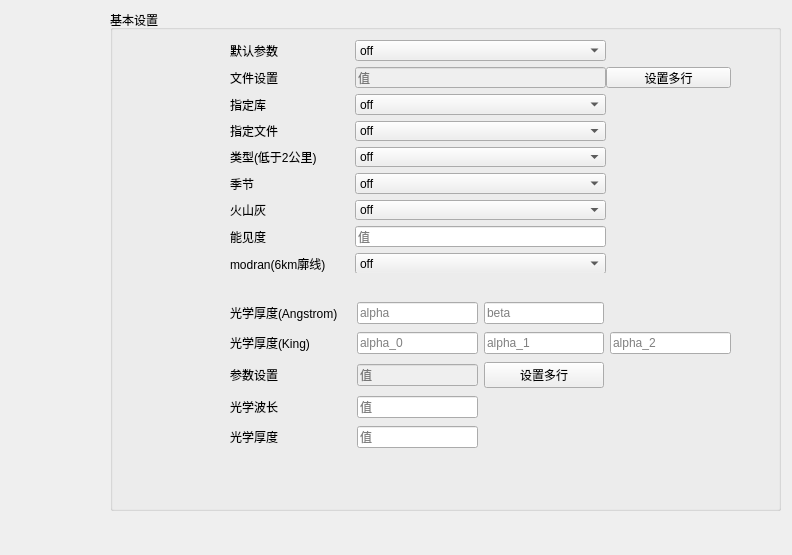
This is GUI/aerosolpage.ui in code-arter/radiometer-GUI as Qt 5 draws it before an edit. The edited form follows.
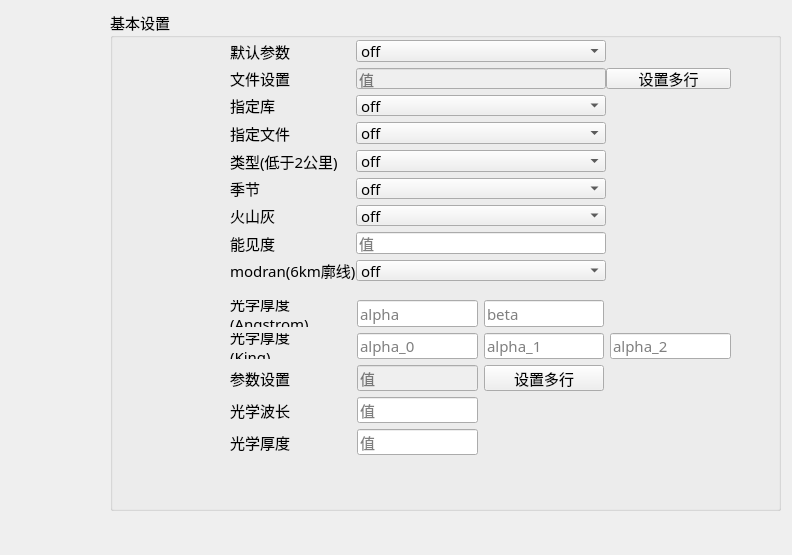
This is the edited form.

The edit to the form file:
```diff
--- a/GUI/aerosolpage.ui
+++ b/GUI/aerosolpage.ui
@@ -22,6 +22,12 @@
      <height>501</height>
     </rect>
    </property>
+   <property name="font">
+    <font>
+     <family>宋体</family>
+     <pointsize>11</pointsize>
+    </font>
+   </property>
    <property name="title">
     <string>基本设置</string>
    </property>
@@ -31,9 +37,15 @@
       <x>120</x>
       <y>30</y>
       <width>501</width>
-      <height>233</height>
+      <height>241</height>
      </rect>
     </property>
+    <property name="font">
+     <font>
+      <family>宋体</family>
+      <pointsize>11</pointsize>
+     </font>
+    </property>
     <layout class="QGridLayout" name="gridLayout" columnstretch="0,1,2,1">
      <property name="sizeConstraint">
       <enum>QLayout::SetDefaultConstraint</enum>
@@ -46,6 +58,12 @@
      </property>
      <item row="8" column="2">
       <widget class="QComboBox" name="comboBox_30">
+       <property name="font">
+        <font>
+         <family>宋体</family>
+         <pointsize>11</pointsize>
+        </font>
+       </property>
        <property name="option_name" stdset="0">
         <string>aerosol_vulcan</string>
        </property>
@@ -78,6 +96,12 @@
      </item>
      <item row="9" column="2">
       <widget class="QLineEdit" name="lineEdit_4">
+       <property name="font">
+        <font>
+         <family>宋体</family>
+         <pointsize>11</pointsize>
+        </font>
+       </property>
        <property name="text">
         <string/>
        </property>
@@ -91,6 +115,12 @@
      </item>
      <item row="1" column="3">
       <widget class="QPushButton" name="pushButton_9">
+       <property name="font">
+        <font>
+         <family>宋体</family>
+         <pointsize>11</pointsize>
+        </font>
+       </property>
        <property name="text">
         <string>设置多行</string>
        </property>
@@ -98,6 +128,12 @@
      </item>
      <item row="4" column="2">
       <widget class="QComboBox" name="comboBox_26">
+       <property name="font">
+        <font>
+         <family>宋体</family>
+         <pointsize>11</pointsize>
+        </font>
+       </property>
        <property name="option_name" stdset="0">
         <string>aerosol_species_file</string>
        </property>
@@ -155,6 +191,12 @@
      </item>
      <item row="0" column="2">
       <widget class="QComboBox" name="comboBox_22">
+       <property name="font">
+        <font>
+         <family>宋体</family>
+         <pointsize>11</pointsize>
+        </font>
+       </property>
        <property name="option_name" stdset="0">
         <string>aerosol_default</string>
        </property>
@@ -172,6 +214,12 @@
      </item>
      <item row="10" column="2">
       <widget class="QComboBox" name="comboBox_31">
+       <property name="font">
+        <font>
+         <family>宋体</family>
+         <pointsize>11</pointsize>
+        </font>
+       </property>
        <property name="option_name" stdset="0">
         <string>aerosol_profile_modtran</string>
        </property>
@@ -189,6 +237,12 @@
      </item>
      <item row="7" column="2">
       <widget class="QComboBox" name="comboBox_27">
+       <property name="font">
+        <font>
+         <family>宋体</family>
+         <pointsize>11</pointsize>
+        </font>
+       </property>
        <property name="option_name" stdset="0">
         <string>aerosol_season</string>
        </property>
@@ -211,6 +265,12 @@
      </item>
      <item row="6" column="2">
       <widget class="QComboBox" name="comboBox_25">
+       <property name="font">
+        <font>
+         <family>宋体</family>
+         <pointsize>11</pointsize>
+        </font>
+       </property>
        <property name="option_name" stdset="0">
         <string>aerosol_haze</string>
        </property>
@@ -243,6 +303,12 @@
      </item>
      <item row="3" column="2">
       <widget class="QComboBox" name="comboBox_24">
+       <property name="font">
+        <font>
+         <family>宋体</family>
+         <pointsize>11</pointsize>
+        </font>
+       </property>
        <property name="option_name" stdset="0">
         <string>aerosol_species_library</string>
        </property>
@@ -263,6 +329,12 @@
        <property name="enabled">
         <bool>false</bool>
        </property>
+       <property name="font">
+        <font>
+         <family>宋体</family>
+         <pointsize>11</pointsize>
+        </font>
+       </property>
        <property name="text">
         <string/>
        </property>
@@ -276,6 +348,12 @@
      </item>
      <item row="0" column="1">
       <widget class="QLabel" name="label_28">
+       <property name="font">
+        <font>
+         <family>宋体</family>
+         <pointsize>11</pointsize>
+        </font>
+       </property>
        <property name="text">
         <string>默认参数</string>
        </property>
@@ -283,6 +361,12 @@
      </item>
      <item row="1" column="1">
       <widget class="QLabel" name="label_65">
+       <property name="font">
+        <font>
+         <family>宋体</family>
+         <pointsize>11</pointsize>
+        </font>
+       </property>
        <property name="text">
         <string>文件设置</string>
        </property>
@@ -290,6 +374,12 @@
      </item>
      <item row="3" column="1">
       <widget class="QLabel" name="label_57">
+       <property name="font">
+        <font>
+         <family>宋体</family>
+         <pointsize>11</pointsize>
+        </font>
+       </property>
        <property name="text">
         <string>指定库</string>
        </property>
@@ -297,6 +387,12 @@
      </item>
      <item row="4" column="1">
       <widget class="QLabel" name="label_58">
+       <property name="font">
+        <font>
+         <family>宋体</family>
+         <pointsize>11</pointsize>
+        </font>
+       </property>
        <property name="text">
         <string>指定文件</string>
        </property>
@@ -304,6 +400,12 @@
      </item>
      <item row="6" column="1">
       <widget class="QLabel" name="label_59">
+       <property name="font">
+        <font>
+         <family>宋体</family>
+         <pointsize>11</pointsize>
+        </font>
+       </property>
        <property name="text">
         <string>类型(低于2公里)</string>
        </property>
@@ -311,6 +413,12 @@
      </item>
      <item row="7" column="1">
       <widget class="QLabel" name="label_60">
+       <property name="font">
+        <font>
+         <family>宋体</family>
+         <pointsize>11</pointsize>
+        </font>
+       </property>
        <property name="text">
         <string>季节</string>
        </property>
@@ -318,6 +426,12 @@
      </item>
      <item row="8" column="1">
       <widget class="QLabel" name="label_30">
+       <property name="font">
+        <font>
+         <family>宋体</family>
+         <pointsize>11</pointsize>
+        </font>
+       </property>
        <property name="text">
         <string>火山灰</string>
        </property>
@@ -325,6 +439,12 @@
      </item>
      <item row="9" column="1">
       <widget class="QLabel" name="label_64">
+       <property name="font">
+        <font>
+         <family>宋体</family>
+         <pointsize>11</pointsize>
+        </font>
+       </property>
        <property name="text">
         <string>能见度</string>
        </property>
@@ -332,6 +452,12 @@
      </item>
      <item row="10" column="1">
       <widget class="QLabel" name="label_31">
+       <property name="font">
+        <font>
+         <family>宋体</family>
+         <pointsize>11</pointsize>
+        </font>
+       </property>
        <property name="text">
         <string>modran(6km廓线)</string>
        </property>
@@ -345,12 +471,24 @@
       <x>120</x>
       <y>290</y>
       <width>501</width>
-      <height>152</height>
+      <height>155</height>
      </rect>
     </property>
+    <property name="font">
+     <font>
+      <family>宋体</family>
+      <pointsize>11</pointsize>
+     </font>
+    </property>
     <layout class="QGridLayout" name="gridLayout_2" columnstretch="1,1,1,1">
      <item row="4" column="1">
       <widget class="QLineEdit" name="lineEdit_11">
+       <property name="font">
+        <font>
+         <family>宋体</family>
+         <pointsize>11</pointsize>
+        </font>
+       </property>
        <property name="placeholderText">
         <string>值</string>
        </property>
@@ -361,13 +499,26 @@
      </item>
      <item row="1" column="0">
       <widget class="QLabel" name="label_62">
+       <property name="font">
+        <font>
+         <family>宋体</family>
+         <pointsize>11</pointsize>
+        </font>
+       </property>
        <property name="text">
-        <string>光学厚度(King)</string>
+        <string>光学厚度
+(King)</string>
        </property>
       </widget>
      </item>
      <item row="1" column="1">
       <widget class="QLineEdit" name="lineEdit_7">
+       <property name="font">
+        <font>
+         <family>宋体</family>
+         <pointsize>11</pointsize>
+        </font>
+       </property>
        <property name="placeholderText">
         <string>alpha_0</string>
        </property>
@@ -378,6 +529,12 @@
      </item>
      <item row="0" column="1">
       <widget class="QLineEdit" name="lineEdit_6">
+       <property name="font">
+        <font>
+         <family>宋体</family>
+         <pointsize>11</pointsize>
+        </font>
+       </property>
        <property name="text">
         <string/>
        </property>
@@ -391,6 +548,12 @@
      </item>
      <item row="3" column="1">
       <widget class="QLineEdit" name="lineEdit_8">
+       <property name="font">
+        <font>
+         <family>宋体</family>
+         <pointsize>11</pointsize>
+        </font>
+       </property>
        <property name="placeholderText">
         <string>值</string>
        </property>
@@ -401,6 +564,12 @@
      </item>
      <item row="4" column="0">
       <widget class="QLabel" name="label_33">
+       <property name="font">
+        <font>
+         <family>宋体</family>
+         <pointsize>11</pointsize>
+        </font>
+       </property>
        <property name="text">
         <string>光学厚度</string>
        </property>
@@ -408,6 +577,12 @@
      </item>
      <item row="1" column="2">
       <widget class="QLineEdit" name="lineEdit_2">
+       <property name="font">
+        <font>
+         <family>宋体</family>
+         <pointsize>11</pointsize>
+        </font>
+       </property>
        <property name="placeholderText">
         <string>alpha_1</string>
        </property>
@@ -418,6 +593,12 @@
      </item>
      <item row="0" column="2">
       <widget class="QLineEdit" name="lineEdit">
+       <property name="font">
+        <font>
+         <family>宋体</family>
+         <pointsize>11</pointsize>
+        </font>
+       </property>
        <property name="text">
         <string/>
        </property>
@@ -431,13 +612,26 @@
      </item>
      <item row="0" column="0">
       <widget class="QLabel" name="label_29">
+       <property name="font">
+        <font>
+         <family>宋体</family>
+         <pointsize>11</pointsize>
+        </font>
+       </property>
        <property name="text">
-        <string>光学厚度(Angstrom)</string>
+        <string>光学厚度
+(Angstrom)</string>
        </property>
       </widget>
      </item>
      <item row="2" column="0">
       <widget class="QLabel" name="label_66">
+       <property name="font">
+        <font>
+         <family>宋体</family>
+         <pointsize>11</pointsize>
+        </font>
+       </property>
        <property name="text">
         <string>参数设置</string>
        </property>
@@ -445,6 +639,12 @@
      </item>
      <item row="3" column="0">
       <widget class="QLabel" name="label_32">
+       <property name="font">
+        <font>
+         <family>宋体</family>
+         <pointsize>11</pointsize>
+        </font>
+       </property>
        <property name="text">
         <string>光学波长</string>
        </property>
@@ -452,6 +652,12 @@
      </item>
      <item row="1" column="3">
       <widget class="QLineEdit" name="lineEdit_10">
+       <property name="font">
+        <font>
+         <family>宋体</family>
+         <pointsize>11</pointsize>
+        </font>
+       </property>
        <property name="placeholderText">
         <string>alpha_2</string>
        </property>
@@ -462,6 +668,12 @@
      </item>
      <item row="2" column="2">
       <widget class="QPushButton" name="pushButton_10">
+       <property name="font">
+        <font>
+         <family>宋体</family>
+         <pointsize>11</pointsize>
+        </font>
+       </property>
        <property name="text">
         <string>设置多行</string>
        </property>
@@ -472,6 +684,12 @@
        <property name="enabled">
         <bool>false</bool>
        </property>
+       <property name="font">
+        <font>
+         <family>宋体</family>
+         <pointsize>11</pointsize>
+        </font>
+       </property>
        <property name="placeholderText">
         <string>值</string>
        </property>
```
